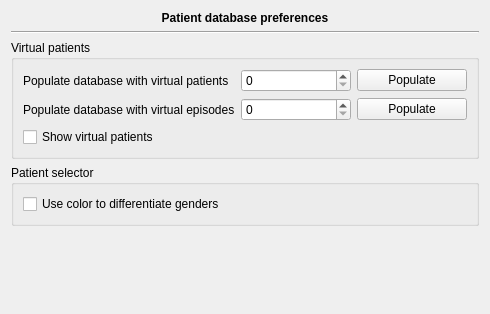
Qt form plugins/patientbaseplugin/patientbasepreferencespage.ui (FreeHealth/freehealth) before a commit.
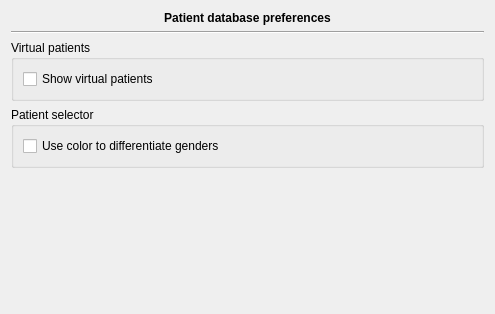
The same form after that commit.

Commit message: Lots of work on: - episode model (relocated) - episode base - formmanager - and more...

```diff
--- a/plugins/patientbaseplugin/patientbasepreferencespage.ui
+++ b/plugins/patientbaseplugin/patientbasepreferencespage.ui
@@ -6,7 +6,7 @@
    <rect>
     <x>0</x>
     <y>0</y>
-    <width>490</width>
+    <width>495</width>
     <height>314</height>
    </rect>
   </property>
@@ -43,54 +43,13 @@
       <string>Virtual patients</string>
      </property>
      <layout class="QGridLayout" name="gridLayout">
-      <item row="0" column="0">
-       <widget class="QLabel" name="label_2">
-        <property name="text">
-         <string>Populate database with virtual patients</string>
-        </property>
-       </widget>
-      </item>
-      <item row="4" column="0" colspan="3">
+      <item row="2" column="0" colspan="2">
        <widget class="QCheckBox" name="showVirtualPatients">
         <property name="text">
          <string>Show virtual patients</string>
         </property>
        </widget>
       </item>
-      <item row="0" column="1">
-       <widget class="QSpinBox" name="nbVirtualPatients">
-        <property name="maximum">
-         <number>1000000</number>
-        </property>
-        <property name="singleStep">
-         <number>100</number>
-        </property>
-       </widget>
-      </item>
-      <item row="0" column="2">
-       <widget class="QPushButton" name="populateDb">
-        <property name="text">
-         <string>Populate</string>
-        </property>
-       </widget>
-      </item>
-      <item row="1" column="0">
-       <widget class="QLabel" name="label_3">
-        <property name="text">
-         <string>Populate database with virtual episodes</string>
-        </property>
-       </widget>
-      </item>
-      <item row="1" column="1">
-       <widget class="QSpinBox" name="nbVirtualEpisodes"/>
-      </item>
-      <item row="1" column="2">
-       <widget class="QPushButton" name="populateEpisodes">
-        <property name="text">
-         <string>Populate</string>
-        </property>
-       </widget>
-      </item>
      </layout>
     </widget>
    </item>
```
The commit also changes 45 other files.
